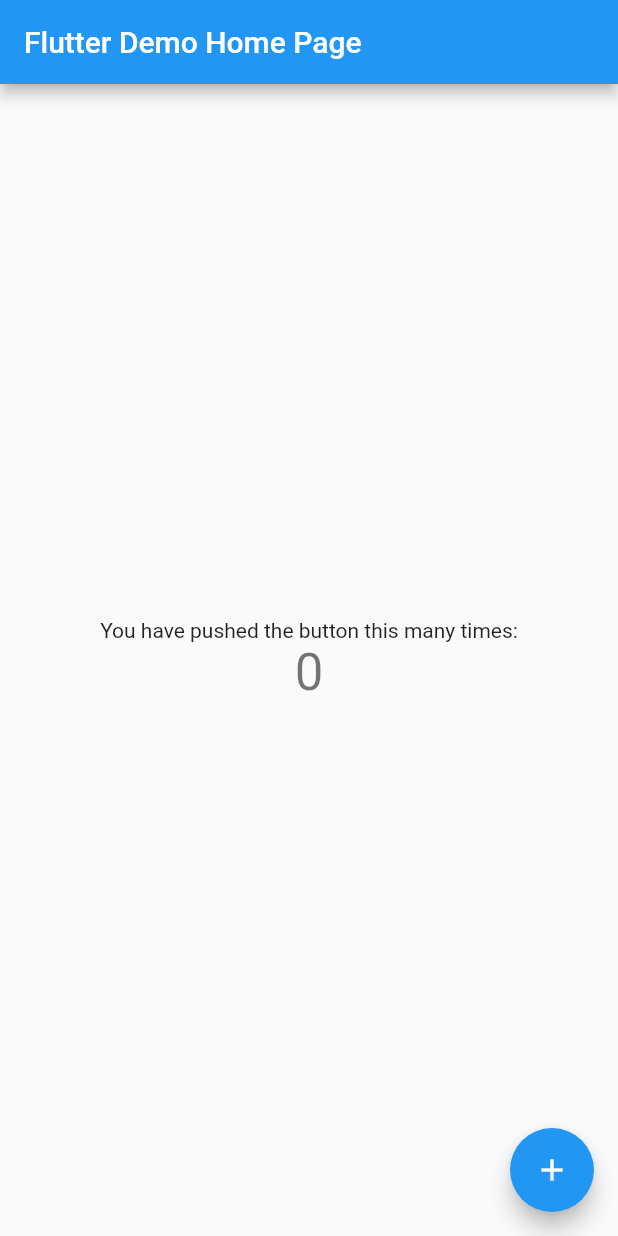
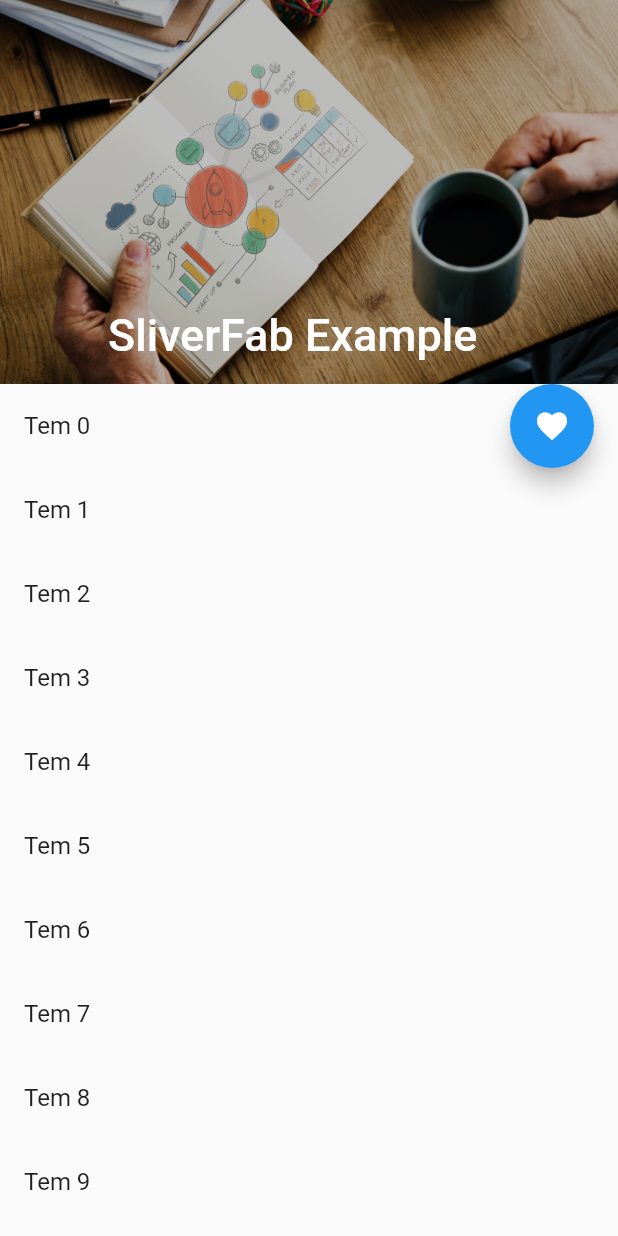
Before and after one commit to mohith7548/Flutter-Sample-Projects, a Flutter app: the screen it shows after launch, on a phone screen of 412 x 824 dp. Run offline on Flutter 3.47's test engine with Material 2 defaults, Android fonts, the phone set to English and light mode, and no system bars.

```diff
--- a/dynamic_sliver_fab/lib/main.dart
+++ b/dynamic_sliver_fab/lib/main.dart
@@ -9,101 +9,76 @@ class MyApp extends StatelessWidget {
     return new MaterialApp(
       title: 'Flutter Demo',
       theme: new ThemeData(
-        // This is the theme of your application.
-        //
-        // Try running your application with "flutter run". You'll see the
-        // application has a blue toolbar. Then, without quitting the app, try
-        // changing the primarySwatch below to Colors.green and then invoke
-        // "hot reload" (press "r" in the console where you ran "flutter run",
-        // or press Run > Flutter Hot Reload in IntelliJ). Notice that the
-        // counter didn't reset back to zero; the application is not restarted.
         primarySwatch: Colors.blue,
       ),
-      home: new MyHomePage(title: 'Flutter Demo Home Page'),
+      home: new MyHomePage(),
     );
   }
 }
 
 class MyHomePage extends StatefulWidget {
-  MyHomePage({Key key, this.title}) : super(key: key);
-
-  // This widget is the home page of your application. It is stateful, meaning
-  // that it has a State object (defined below) that contains fields that affect
-  // how it looks.
-
-  // This class is the configuration for the state. It holds the values (in this
-  // case the title) provided by the parent (in this case the App widget) and
-  // used by the build method of the State. Fields in a Widget subclass are
-  // always marked "final".
-
-  final String title;
-
   @override
-  _MyHomePageState createState() => new _MyHomePageState();
+  _MyHomePageState createState() => _MyHomePageState();
 }
 
 class _MyHomePageState extends State<MyHomePage> {
-  int _counter = 0;
+  ScrollController _scrollController;
 
-  void _incrementCounter() {
-    setState(() {
-      // This call to setState tells the Flutter framework that something has
-      // changed in this State, which causes it to rerun the build method below
-      // so that the display can reflect the updated values. If we changed
-      // _counter without calling setState(), then the build method would not be
-      // called again, and so nothing would appear to happen.
-      _counter++;
-    });
+  @override
+  void initState() {
+    super.initState();
+    _scrollController = ScrollController()..addListener(() => setState(() {}));
+  }
+
+  @override
+  void dispose() {
+    _scrollController.dispose();
+    super.dispose();
   }
 
   @override
   Widget build(BuildContext context) {
-    // This method is rerun every time setState is called, for instance as done
-    // by the _incrementCounter method above.
-    //
-    // The Flutter framework has been optimized to make rerunning build methods
-    // fast, so that you can just rebuild anything that needs updating rather
-    // than having to individually change instances of widgets.
-    return new Scaffold(
-      appBar: new AppBar(
-        // Here we take the value from the MyHomePage object that was created by
-        // the App.build method, and use it to set our appbar title.
-        title: new Text(widget.title),
+    return Scaffold(
+      body: Stack(
+        children: <Widget>[
+          CustomScrollView(
+            controller: _scrollController,
+            slivers: <Widget>[
+              SliverAppBar(
+                expandedHeight: 256.0,
+                pinned: true,
+                flexibleSpace: FlexibleSpaceBar(
+                  title: Text('SliverFab Example'),
+                  background: Image.asset(
+                    'assets/work.jpg',
+                    fit: BoxFit.cover,
+                    colorBlendMode: BlendMode.darken,
+                    color: Colors.black26,
+                  ),
+                ),
+              ),
+              SliverList(
+                delegate: SliverChildListDelegate(
+                  List.generate(
+                    20,
+                    (int index) => ListTile(
+                          title: Text('Tem $index'),
+                        ),
+                  ),
+                ),
+              ),
+            ],
+          ),
+          Positioned(
+            top: 256.0,
+            right: 16.0,
+            child: FloatingActionButton(
+              onPressed: () {},
+              child: Icon(Icons.favorite),
+            ),
+          )
+        ],
       ),
-      body: new Center(
-        // Center is a layout widget. It takes a single child and positions it
-        // in the middle of the parent.
-        child: new Column(
-          // Column is also layout widget. It takes a list of children and
-          // arranges them vertically. By default, it sizes itself to fit its
-          // children horizontally, and tries to be as tall as its parent.
-          //
-          // Invoke "debug paint" (press "p" in the console where you ran
-          // "flutter run", or select "Toggle Debug Paint" from the Flutter tool
-          // window in IntelliJ) to see the wireframe for each widget.
-          //
-          // Column has various properties to control how it sizes itself and
-          // how it positions its children. Here we use mainAxisAlignment to
-          // center the children vertically; the main axis here is the vertical
-          // axis because Columns are vertical (the cross axis would be
-          // horizontal).
-          mainAxisAlignment: MainAxisAlignment.center,
-          children: <Widget>[
-            new Text(
-              'You have pushed the button this many times:',
-            ),
-            new Text(
-              '$_counter',
-              style: Theme.of(context).textTheme.display1,
-            ),
-          ],
-        ),
-      ),
-      floatingActionButton: new FloatingActionButton(
-        onPressed: _incrementCounter,
-        tooltip: 'Increment',
-        child: new Icon(Icons.add),
-      ), // This trailing comma makes auto-formatting nicer for build methods.
     );
   }
 }
```
Also changed, not shown: dynamic_sliver_fab/pubspec.yaml (+3 -4 lines), dynamic_sliver_fab/assets/work.jpg (added).
